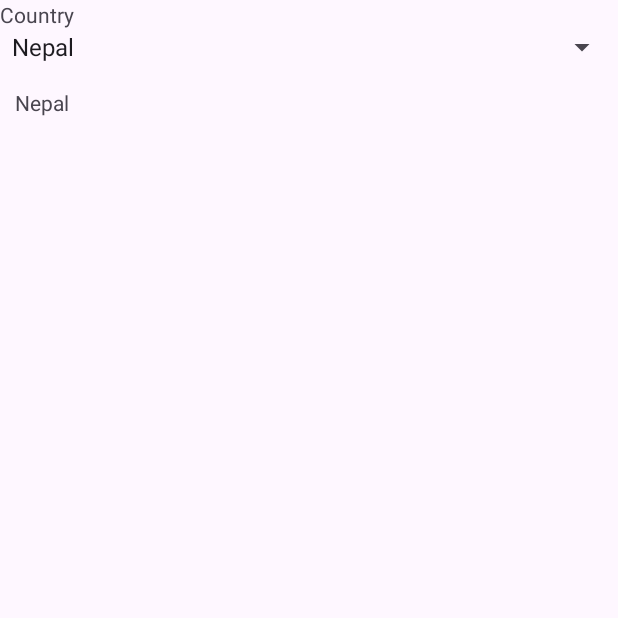
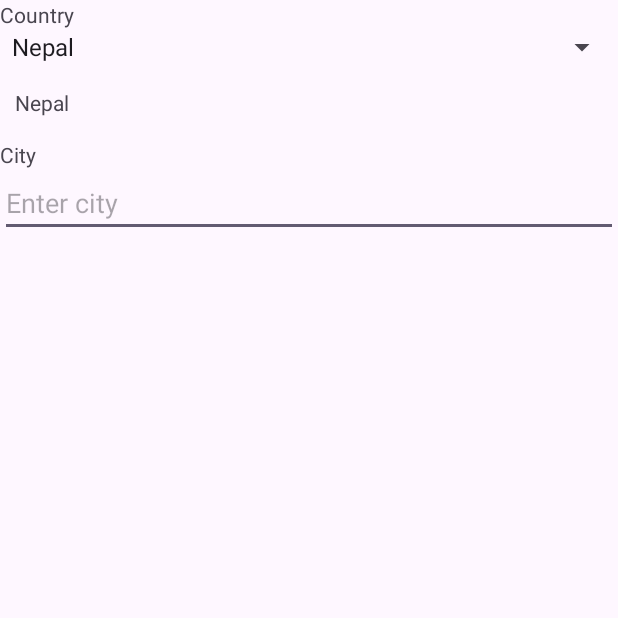
Before and after one commit to Sprajapati123/35ABCD, an Android app: the SpinnerActivity screen opened directly, with no data from a screen before it, on a phone screen of 412 x 824 dp, the top half of it. Run offline under Robolectric (Android 15) with nearby library versions, the phone set to English and light mode, and no system bars.

```diff
--- a/app/src/main/java/com/example/basics/SpinnerActivity.kt
+++ b/app/src/main/java/com/example/basics/SpinnerActivity.kt
@@ -4,6 +4,7 @@ import android.os.Bundle
 import android.view.View
 import android.widget.AdapterView
 import android.widget.ArrayAdapter
+import android.widget.AutoCompleteTextView
 import android.widget.Spinner
 import android.widget.TextView
 import androidx.activity.enableEdgeToEdge
@@ -14,9 +15,13 @@ import androidx.core.view.WindowInsetsCompat
 class SpinnerActivity : AppCompatActivity(), AdapterView.OnItemSelectedListener {
     lateinit var spinner : Spinner
     lateinit var textView: TextView
+    lateinit var autoCompleteTextView: AutoCompleteTextView
 
     val countries = arrayOf("Nepal",
         "India","China","Japan","Canada")
+
+    val cities = arrayOf("kathmandu",
+        "Bhaktapur","lalitpur","kritipur","Kanchanpur")
 
     override fun onCreate(savedInstanceState: Bundle?) {
         super.onCreate(savedInstanceState)
@@ -25,6 +30,15 @@ class SpinnerActivity : AppCompatActivity(), AdapterView.OnItemSelectedListener
         setContentView(R.layout.activity_spinner)
         spinner = findViewById(R.id.spinner)
         textView = findViewById(R.id.displaySpinner)
+        autoCompleteTextView = findViewById(R.id.autoCompleteTextView)
+
+        var autoAdapter = ArrayAdapter(
+            this@SpinnerActivity,
+            android.R.layout.simple_dropdown_item_1line,
+            cities
+        )
+        autoCompleteTextView.setAdapter(autoAdapter)
+        autoCompleteTextView.threshold = 1
 
         val adapter = ArrayAdapter(
             this@SpinnerActivity,
--- a/app/src/main/res/layout/activity_spinner.xml
+++ b/app/src/main/res/layout/activity_spinner.xml
@@ -28,4 +28,16 @@
         android:layout_width="match_parent"
         android:layout_height="wrap_content"
         android:text="Selected Country: " />
+
+    <TextView
+        android:id="@+id/textView10"
+        android:layout_width="match_parent"
+        android:layout_height="wrap_content"
+        android:text="City" />
+
+    <AutoCompleteTextView
+        android:id="@+id/autoCompleteTextView"
+        android:layout_width="match_parent"
+        android:layout_height="wrap_content"
+        android:hint="Enter city" />
 </LinearLayout>
```
